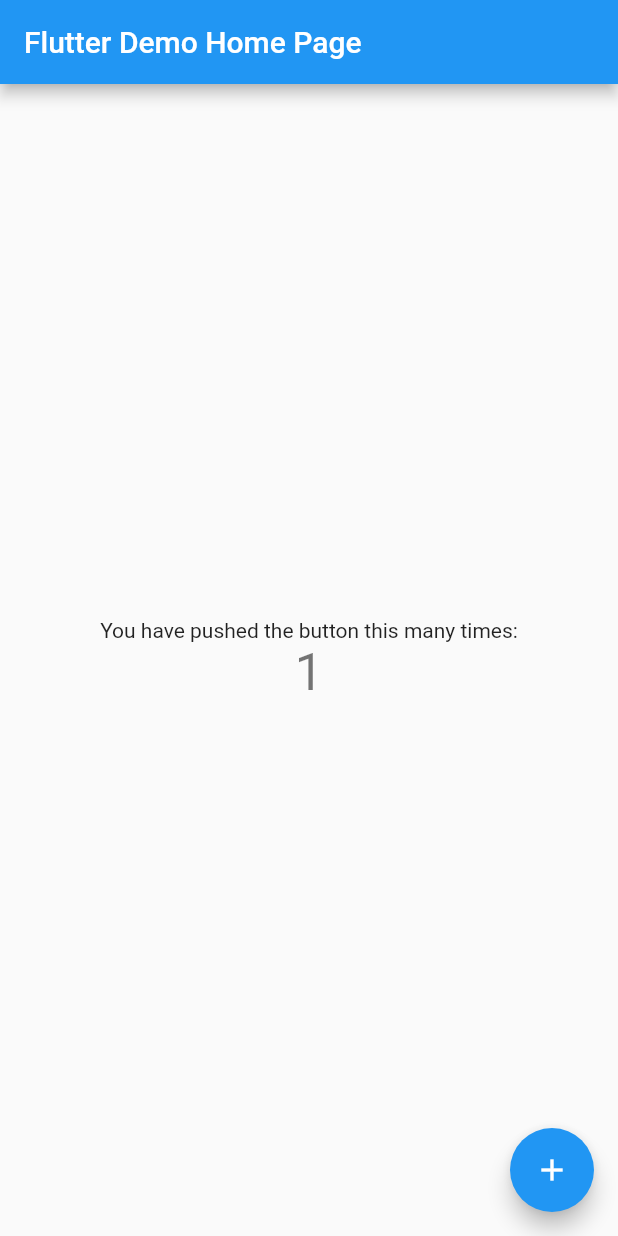
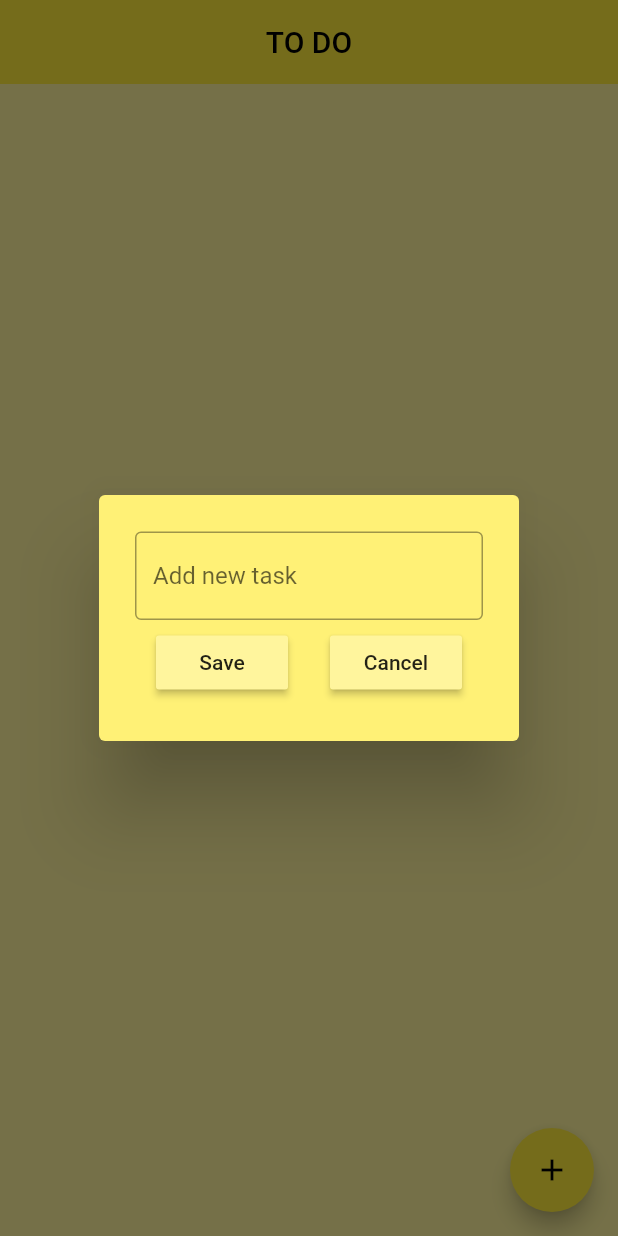
Before and after one commit to mandar-saiyan87/flutter_todoList_2, a Flutter app: the screen it shows after launch, after a tap on the "add" icon, on a phone screen of 412 x 824 dp. Run offline on Flutter 3.47's test engine with Material 2 defaults, Android fonts, the phone set to English and light mode, and no system bars.

Commit message:
Add task complete

```diff
--- /dev/null
+++ b/lib/components/buttonComponent.dart
@@ -0,0 +1,18 @@
+// ignore_for_file: must_be_immutable
+
+import "package:flutter/material.dart";
+
+class ButtonComponent extends StatelessWidget {
+  final String buttonText;
+  VoidCallback onPress;
+  ButtonComponent({super.key, required this.buttonText, required this.onPress});
+
+  @override
+  Widget build(BuildContext context) {
+    return MaterialButton(
+      onPressed: onPress,
+      color: Theme.of(context).backgroundColor,
+      child: Text(buttonText),
+    );
+  }
+}
--- /dev/null
+++ b/lib/components/dialogue_box.dart
@@ -0,0 +1,45 @@
+// ignore_for_file: prefer_const_constructors, prefer_const_literals_to_create_immutables, sized_box_for_whitespace, prefer_typing_uninitialized_variables
+
+import "package:flutter/material.dart";
+import 'package:flutter_todo_2/components/buttonComponent.dart';
+
+class DialogueBox extends StatelessWidget {
+  final controller;
+  VoidCallback onSave;
+  VoidCallback onCancel;
+
+  DialogueBox(
+      {super.key,
+      required this.controller,
+      required this.onSave,
+      required this.onCancel});
+
+  @override
+  Widget build(BuildContext context) {
+    return AlertDialog(
+      backgroundColor: Colors.yellow.shade300,
+      content: Container(
+        height: 120,
+        child: Column(
+          mainAxisAlignment: MainAxisAlignment.spaceEvenly,
+          children: [
+            // Get user input
+            TextField(
+              controller: controller,
+              decoration: InputDecoration(
+                  border: OutlineInputBorder(), hintText: "Add new task"),
+            ),
+            // Buttons: Save & Cancel
+            Row(
+              mainAxisAlignment: MainAxisAlignment.spaceAround,
+              children: [
+                ButtonComponent(buttonText: "Save", onPress: onSave),
+                ButtonComponent(buttonText: "Cancel", onPress: onCancel),
+              ],
+            )
+          ],
+        ),
+      ),
+    );
+  }
+}
--- a/lib/main.dart
+++ b/lib/main.dart
@@ -1,4 +1,7 @@
+// ignore_for_file: prefer_const_constructors
+
 import 'package:flutter/material.dart';
+import 'package:flutter_todo_2/pages/homePage.dart';
 
 void main() {
   runApp(const MyApp());
@@ -11,58 +14,9 @@ class MyApp extends StatelessWidget {
   @override
   Widget build(BuildContext context) {
     return MaterialApp(
-      title: 'Flutter Demo',
-      theme: ThemeData(
-        primarySwatch: Colors.blue,
-      ),
-      home: const MyHomePage(title: 'Flutter Demo Home Page'),
+      debugShowCheckedModeBanner: false,
+      theme: ThemeData(primarySwatch: Colors.yellow),
+      home: HomePage(),
     );
   }
 }
-
-class MyHomePage extends StatefulWidget {
-  const MyHomePage({super.key, required this.title});
-
-  final String title;
-
-  @override
-  State<MyHomePage> createState() => _MyHomePageState();
-}
-
-class _MyHomePageState extends State<MyHomePage> {
-  int _counter = 0;
-
-  void _incrementCounter() {
-    setState(() {
-      _counter++;
-    });
-  }
-
-  @override
-  Widget build(BuildContext context) {
-    return Scaffold(
-      appBar: AppBar(
-        title: Text(widget.title),
-      ),
-      body: Center(
-        child: Column(
-          mainAxisAlignment: MainAxisAlignment.center,
-          children: <Widget>[
-            const Text(
-              'You have pushed the button this many times:',
-            ),
-            Text(
-              '$_counter',
-              style: Theme.of(context).textTheme.headline4,
-            ),
-          ],
-        ),
-      ),
-      floatingActionButton: FloatingActionButton(
-        onPressed: _incrementCounter,
-        tooltip: 'Increment',
-        child: const Icon(Icons.add),
-      ),
-    );
-  }
-}
--- /dev/null
+++ b/lib/model/todo_model.dart
@@ -0,0 +1,14 @@
+class ToDo {
+  String newTaskName;
+  bool isComplete;
+
+  ToDo({required this.newTaskName, this.isComplete = false});
+
+  static List<ToDo> todoList() {
+    return [
+      // ToDo(newTaskName: "Complete Todo Tutorial", isComplete: false),
+      // ToDo(newTaskName: "Coffee", isComplete: false),
+      // ToDo(newTaskName: "Workout", isComplete: false),
+    ];
+  }
+}
--- /dev/null
+++ b/lib/pages/homePage.dart
@@ -0,0 +1,84 @@
+// ignore_for_file: prefer_const_constructors, prefer_const_literals_to_create_immutables, unused_import, unused_field
+
+import 'package:flutter/material.dart';
+import 'package:flutter_todo_2/components/dialogue_box.dart';
+import 'package:flutter_todo_2/components/todo_tile.dart';
+
+import '../model/todo_model.dart';
+
+class HomePage extends StatefulWidget {
+  const HomePage({super.key});
+
+  @override
+  State<HomePage> createState() => _HomePageState();
+}
+
+class _HomePageState extends State<HomePage> {
+  // Text Controller
+  final _controller = TextEditingController();
+
+  final todoList = ToDo.todoList();
+
+  // List todoList = [
+  //   ['Complete Todo Tutorial', false],
+  //   ['Coffee', true],
+  //   ['Workout', false]
+  // ];
+
+  @override
+  Widget build(BuildContext context) {
+    return Scaffold(
+      backgroundColor: Colors.yellow.shade200,
+      appBar: AppBar(
+        title: Center(child: Text('TO DO')),
+        elevation: 0,
+      ),
+      floatingActionButton: FloatingActionButton(
+        onPressed: () {
+          addNewTask();
+        },
+        child: Icon(Icons.add),
+      ),
+      body: todoList.isEmpty
+          ? Center(
+              child: Text('No tasks in the list'),
+            )
+          : ListView.builder(
+              itemCount: todoList.length,
+              itemBuilder: (context, index) {
+                return ToDoTile(
+                    taskName: todoList[index].newTaskName,
+                    isCompleted: todoList[index].isComplete,
+                    onchanged: (value) => handleTask(value, index));
+              },
+            ),
+    );
+  }
+
+  void handleTask(bool? value, int index) {
+    setState(() {
+      todoList[index].isComplete = !todoList[index].isComplete;
+    });
+  }
+
+  void addNewTask() {
+    showDialog(
+      context: context,
+      builder: (context) {
+        return DialogueBox(
+          controller: _controller,
+          onSave: newTask,
+          onCancel: () => Navigator.of(context).pop(),
+        );
+      },
+    );
+  }
+
+  void newTask() {
+    setState(() {
+      todoList.add(ToDo(newTaskName: _controller.text));
+    });
+    _controller.clear();
+    Navigator.of(context).pop();
+  }
+}
--- a/pubspec.yaml
+++ b/pubspec.yaml
@@ -36,6 +36,7 @@ dependencies:
   # The following adds the Cupertino Icons font to your application.
   # Use with the CupertinoIcons class for iOS style icons.
   cupertino_icons: ^1.0.2
+  flutter_slidable: ^2.0.0
 
 dev_dependencies:
   flutter_test:
```
Also changed, not shown: lib/components/todo_tile.dart (added, +50 -0 lines), pubspec.lock.
